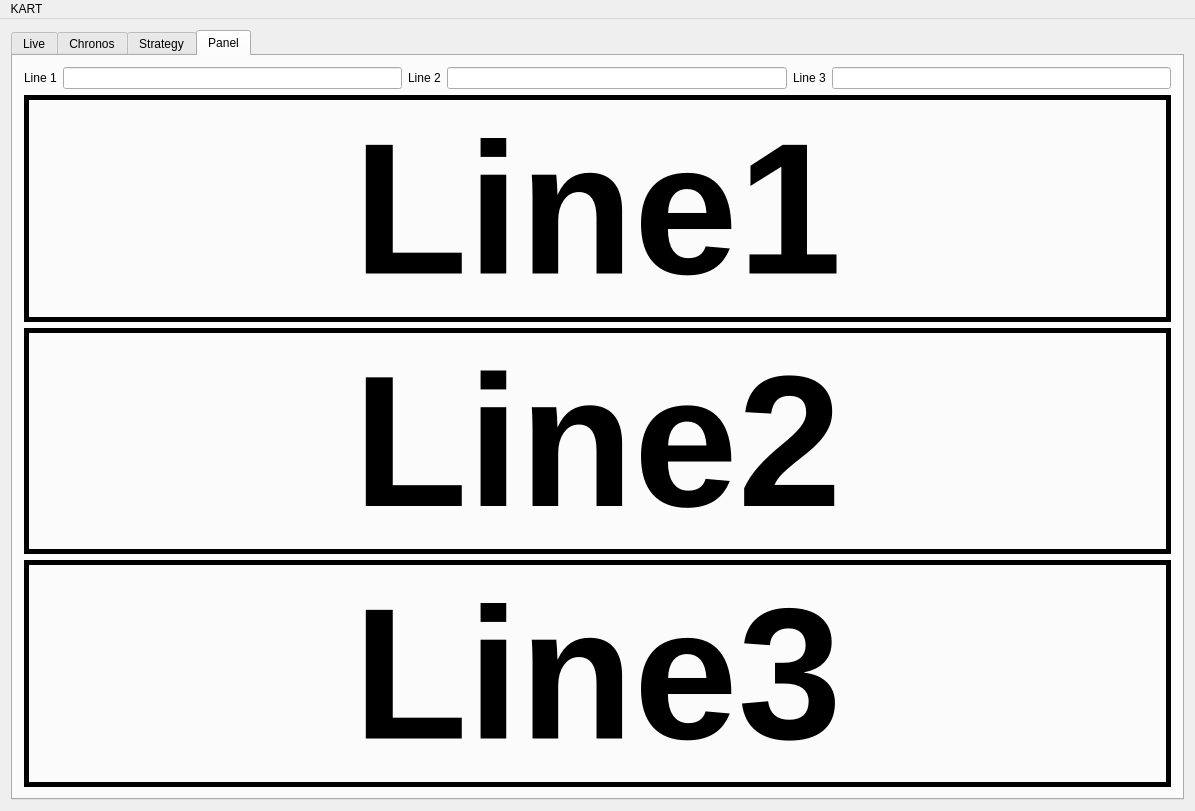
Above: mainwindow.ui from Sixdsn/KART before the change. Below: the same form after it.
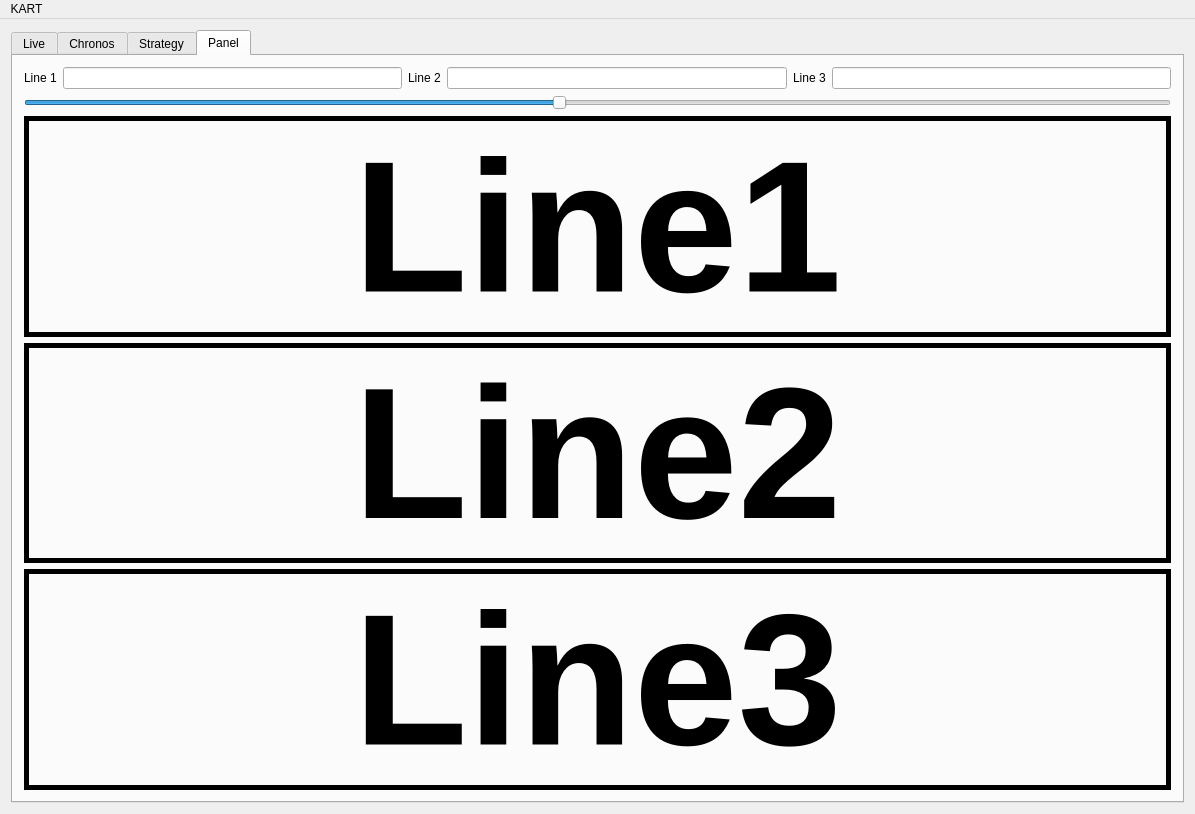
That is the form after the change.

Commit message: add slider for panel label's text size

```diff
--- a/mainwindow.ui
+++ b/mainwindow.ui
@@ -533,8 +533,21 @@
           </item>
          </layout>
         </item>
-        <item row="1" column="0">
+        <item row="2" column="0">
          <layout class="QVBoxLayout" name="verticalLayout_2">
+          <item>
+           <widget class="QSlider" name="PolicySlider">
+            <property name="maximum">
+             <number>300</number>
+            </property>
+            <property name="value">
+             <number>140</number>
+            </property>
+            <property name="orientation">
+             <enum>Qt::Horizontal</enum>
+            </property>
+           </widget>
+          </item>
           <item>
            <widget class="QLabel" name="labelLine1">
             <property name="sizePolicy">
@@ -677,6 +690,9 @@
             <property name="text">
              <string>Line1</string>
             </property>
+            <property name="textFormat">
+             <enum>Qt::AutoText</enum>
+            </property>
             <property name="scaledContents">
              <bool>true</bool>
             </property>
@@ -686,6 +702,9 @@
             <property name="wordWrap">
              <bool>true</bool>
             </property>
+            <property name="indent">
+             <number>0</number>
+            </property>
            </widget>
           </item>
           <item>
```
The commit also changes 3 other files.
